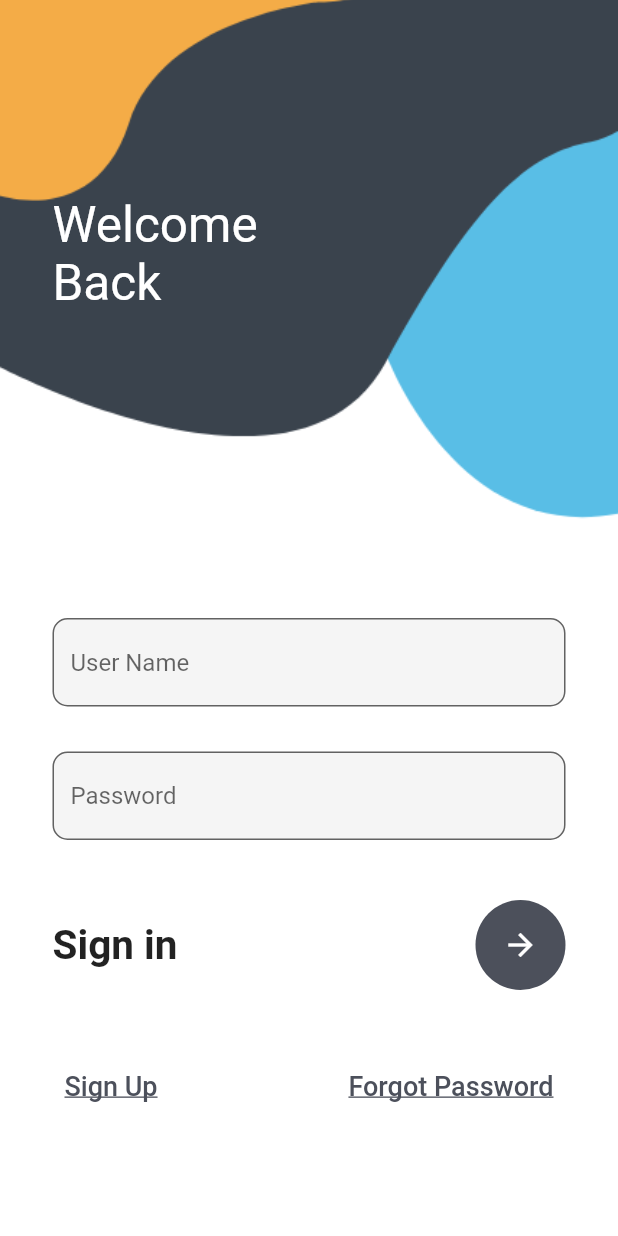
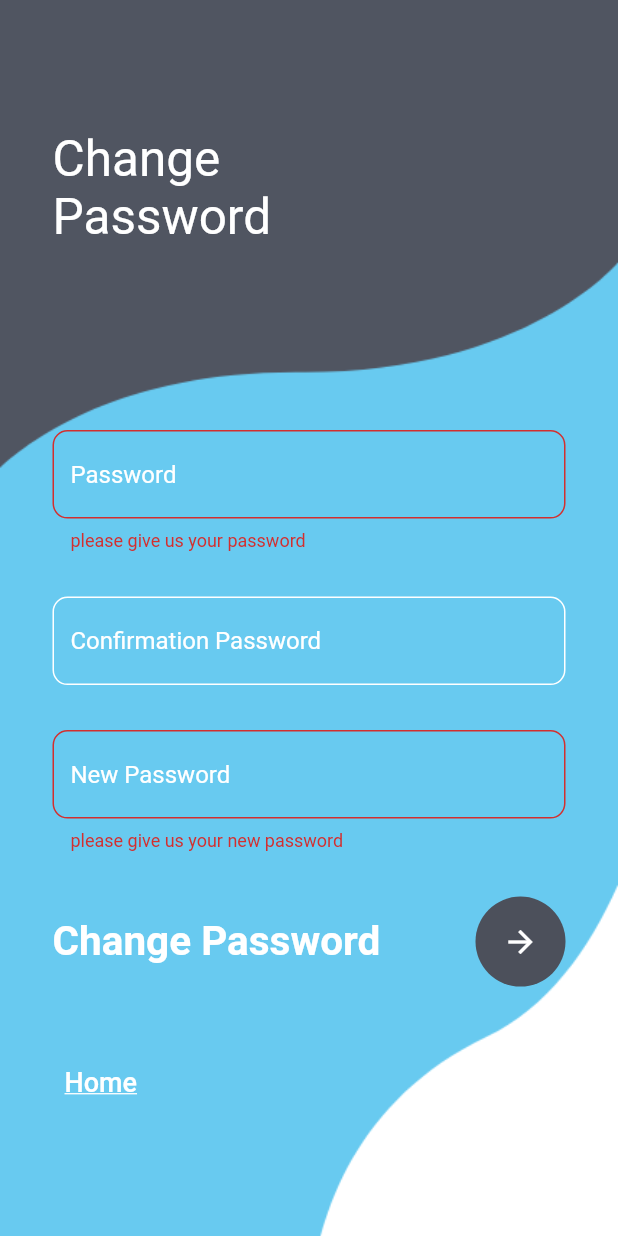
Before and after one commit to lewwcom/learn_english_app, a Flutter app: the screen it shows after launch, after a tap on the "arrow forward" icon, on a phone screen of 412 x 824 dp. Run offline on Flutter 3.47's test engine with Material 2 defaults, Android fonts, the light colour scheme and no system bars; our stand-ins replace audioplayers, cached_network_image, go_router, smooth_page_indicator.

Commit message:
add change password page

```diff
--- a/lib/main.dart
+++ b/lib/main.dart
@@ -1,4 +1,5 @@
 import 'package:flutter/material.dart';
+import 'package:learn_english_app/pages/changepassword/change_password_page.dart';
 import 'package:learn_english_app/pages/login/login_page.dart';
 import 'package:learn_english_app/pages/login/signup_page.dart';
 import 'package:learn_english_app/pages/login/splash.dart';
@@ -7,12 +8,13 @@ import 'package:learn_english_app/pages/search/search_page.dart';
 void main() {
   runApp(MaterialApp(
     debugShowCheckedModeBanner: false,
-    home: SplashScreen(),
+    home: ChangePasswordPage(),
     routes: {
       'register': (context) => SignupPage(),
       'login': (context) => LoginPage(),
       'splash': (context) => SplashScreen(),
       'search': (context) => SearchPage(),
+      'changepassword': (context) => ChangePasswordPage(),
     },
   ));
 }
--- /dev/null
+++ b/lib/models/change_password_request.dart
@@ -0,0 +1,22 @@
+class ChangePasswordResquest {
+  String? password;
+  String? passwordConfirmation;
+  String? newPassword;
+
+  ChangePasswordResquest(
+      {this.password, this.passwordConfirmation, this.newPassword});
+
+  ChangePasswordResquest.fromJson(Map<String, dynamic> json) {
+    password = json['password'];
+    passwordConfirmation = json['password_confirmation'];
+    newPassword = json['new_password'];
+  }
+
+  Map<String, dynamic> toJson() {
+    final Map<String, dynamic> data = new Map<String, dynamic>();
+    data['password'] = this.password;
+    data['password_confirmation'] = this.passwordConfirmation;
+    data['new_password'] = this.newPassword;
+    return data;
+  }
+}
--- /dev/null
+++ b/lib/pages/changepassword/change_password_page.dart
@@ -0,0 +1,246 @@
+
+import 'package:flutter/material.dart';import '../../models/change_password_request.dart';
+
+import '../../models/signup_resquest.dart';
+
+class ChangePasswordPage extends StatefulWidget {
+  const ChangePasswordPage({Key? key}) : super(key: key);
+
+  @override
+  _ChangePasswordPageState createState() => _ChangePasswordPageState();
+}
+
+class _ChangePasswordPageState extends State<ChangePasswordPage> {
+
+  ChangePasswordResquest changePasswordResquest = new ChangePasswordResquest();
+  final GlobalKey<FormState> _formkey = GlobalKey();
+
+
+  @override
+  Widget build(BuildContext context) {
+    return Container(
+
+      decoration: BoxDecoration(
+        image: DecorationImage(
+            image: AssetImage('assets/changepassword.png'), fit: BoxFit.cover),
+      ),
+      child: Scaffold(
+        backgroundColor: Colors.transparent,
+        appBar: AppBar(
+          backgroundColor: Colors.transparent,
+          elevation: 0,
+        ),
+        body: Stack(
+
+          children: [
+            Container(
+
+              padding: EdgeInsets.only(left: 35, top: 30),
+              child: Text(
+                'Change\nPassword',
+                style: TextStyle(color: Colors.white, fontSize: 33),
+              ),
+            ),
+            SingleChildScrollView(
+              child: Container(
+                  padding: EdgeInsets.only(
+                      top: MediaQuery.of(context).size.height * 0.28),
+                  child: Form(
+                    key: _formkey,
+
+                    child: Column(
+                      crossAxisAlignment: CrossAxisAlignment.start,
+                      children: [
+                        Container(
+                          margin: EdgeInsets.only(left: 35, right: 35),
+                          child: Column(
+                            children: [
+
+                              TextFormField(
+                                style: TextStyle(color: Colors.white),
+                                obscureText: true,
+                                decoration: InputDecoration(
+                                    enabledBorder: OutlineInputBorder(
+                                      borderRadius: BorderRadius.circular(10),
+                                      borderSide: BorderSide(
+                                        color: Colors.white,
+                                      ),
+                                    ),
+                                    focusedBorder: OutlineInputBorder(
+                                      borderRadius: BorderRadius.circular(10),
+                                      borderSide: BorderSide(
+                                        color: Colors.black,
+                                      ),
+                                    ),
+                                    hintText: "Password",
+                                    hintStyle: TextStyle(color: Colors.white),
+                                    border: OutlineInputBorder(
+                                      borderRadius: BorderRadius.circular(10),
+                                    )),
+                                validator: (value) {
+                                  if (value!.isNotEmpty && value!.length > 5) {
+                                    return null;
+                                  } else if(value!.isNotEmpty && value!.length <= 5){
+                                    return 'too short';
+                                  } else{
+                                    return 'please give us your password';
+                                  }
+                                },
+                                onChanged: (text){
+                                  this.setState(() {
+                                    changePasswordResquest.password = text;
+                                  });
+
+                                },
+                              ),
+                              SizedBox(
+                                height: 30,
+                              ),
+                              TextFormField(
+                                  style: TextStyle(color: Colors.white),
+                                  obscureText: true,
+                                  decoration: InputDecoration(
+                                      enabledBorder: OutlineInputBorder(
+                                        borderRadius: BorderRadius.circular(10),
+                                        borderSide: BorderSide(
+                                          color: Colors.white,
+                                        ),
+                                      ),
+                                      focusedBorder: OutlineInputBorder(
+                                        borderRadius: BorderRadius.circular(10),
+                                        borderSide: BorderSide(
+                                          color: Colors.black,
+                                        ),
+                                      ),
+                                      hintText: "Confirmation Password",
+                                      hintStyle: TextStyle(color: Colors.white),
+                                      border: OutlineInputBorder(
+                                        borderRadius: BorderRadius.circular(10),
+                                      )),
+                                  validator: (value) {
+                                    if (value!.isNotEmpty && value == changePasswordResquest.password) {
+                                      return null;
+                                    } else if(value!.isNotEmpty && value != changePasswordResquest.password){
+                                      return 'incorrect';
+                                    }
+                                  },
+                                  onChanged: (text) {
+                                    this.setState(() {
+                                      changePasswordResquest.passwordConfirmation = text;
+                                    });
+                                  }
+
+                              ),
+                              SizedBox(
+                                height: 30,
+                              ),
+
+                        TextFormField(
+                          style: TextStyle(color: Colors.white),
+                          obscureText: true,
+                          decoration: InputDecoration(
+                              enabledBorder: OutlineInputBorder(
+                                borderRadius: BorderRadius.circular(10),
+                                borderSide: BorderSide(
+                                  color: Colors.white,
+                                ),
+                              ),
+                              focusedBorder: OutlineInputBorder(
+                                borderRadius: BorderRadius.circular(10),
+                                borderSide: BorderSide(
+                                  color: Colors.black,
+                                ),
+                              ),
+                              hintText: "New Password",
+                              hintStyle: TextStyle(color: Colors.white),
+                              border: OutlineInputBorder(
+                                borderRadius: BorderRadius.circular(10),
+                              )),
+                          validator: (value) {
+                            if (value!.isNotEmpty && value!.length > 5) {
+                              return null;
+                            } else if(value!.isNotEmpty && value!.length <= 5){
+                              return 'too short';
+                            } else{
+                              return 'please give us your new password';
+                            }
+                          },
+                          onChanged: (text){
+                            this.setState(() {
+                              changePasswordResquest.newPassword = text;
+                            });
+
+                          },
+                        ),
+                              SizedBox(
+                                height: 30,
+                              ),
+
+                              Row(
+                                mainAxisAlignment: MainAxisAlignment.spaceBetween,
+                                children: [
+                                  Text(
+                                    'Change Password',
+                                    style: TextStyle(
+                                        color: Colors.white,
+                                        fontSize: 27,
+                                        fontWeight: FontWeight.w700),
+                                  ),
+                                  CircleAvatar(
+                                    radius: 30,
+                                    backgroundColor: Color(0xff4c505b),
+                                    child: IconButton(
+                                        color: Colors.white,
+                                        onPressed: () {
+
+                                          if(!_formkey.currentState!.validate()) {
+                                          }
+                                          else {
+                                            print("test change pass");
+
+
+                                          }
+
+                                        },
+                                        icon: Icon(
+                                          Icons.arrow_forward,
+                                        )),
+                                  )
+                                ],
+                              ),
+                              SizedBox(
+                                height: 40,
+                              ),
+                              Row(
+                                mainAxisAlignment: MainAxisAlignment.spaceBetween,
+                                children: [
+                                  TextButton(
+                                    onPressed: () {
+                                      Navigator.pushNamed(context, 'search');
+                                    },
+                                    child: Text(
+                                      'Home',
+                                      textAlign: TextAlign.left,
+                                      style: TextStyle(
+                                          decoration: TextDecoration.underline,
+                                          color: Colors.white,
+                                          fontSize: 18),
+                                    ),
+                                    style: ButtonStyle(),
+                                  ),
+                                ],
+                              )
+                            ],
+                          ),
+                        )
+                      ],
+                    ),
+                  )
+              ),
+            ),
+          ],
+        ),
+      ),
+    );
+  }
+}
--- a/lib/pages/login/splash.dart
+++ b/lib/pages/login/splash.dart
@@ -23,7 +23,7 @@ class StartState extends State<SplashScreen> {
   }
 
   startTime() async {
-    var duration = Duration(seconds: 2);
+    var duration = Duration(seconds: 1);
     return new Timer(duration, route);
   }
 
```
Also changed, not shown: assets/changepassword.png (added).
